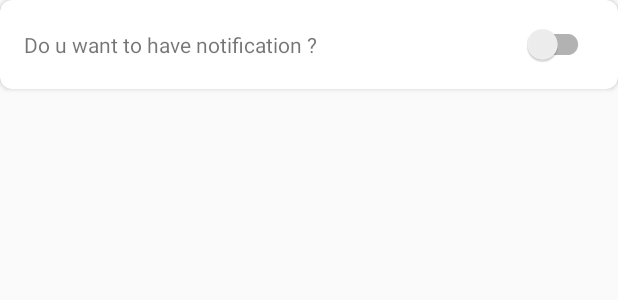
After one commit to tamnoyan/App2uProject, an Android app: the layout fragment_settings.xml on its own in the app's theme, with its tools: preview values and no code run, on a phone screen of 412 x 824 dp. The commit adds this screen. Shown: the top 300 px of the screen. Run offline under Robolectric (Android 15) with nearby library versions, the phone set to English and light mode, and no system bars.

Commit message:
Add notification - connect it to Firebase add switch compact - need to subscribe to topic to get notifications

```diff
--- a/app/build.gradle
+++ b/app/build.gradle
@@ -24,6 +24,7 @@ dependencies {
     testCompile 'junit:junit:4.12'
     // FirebaseUI Database only
     compile files('libs/PhotoUtil.jar')
+
     compile 'com.android.support:appcompat-v7:24.2.0'
     compile 'com.android.support:design:24.2.0'
     compile 'com.google.firebase:firebase-auth:9.4.0'
@@ -40,8 +41,6 @@ dependencies {
     compile 'com.nineoldandroids:library:2.4.0'
     compile 'com.daimajia.easing:library:1.0.1@aar'
     compile 'com.daimajia.androidanimations:library:1.1.3@aar'
-
-    compile 'com.android.support:support-v4:24.1.1'
     compile 'com.google.firebase:firebase-messaging:9.4.0'
 }
 apply plugin: 'com.google.gms.google-services'
--- a/app/src/main/java/com/tamn/app2uproject/Constants.java
+++ b/app/src/main/java/com/tamn/app2uproject/Constants.java
@@ -29,6 +29,11 @@ public class Constants {
      */
     public static final String GOOGLE_NOTIFICATION_END_POINT = "https://fcm.googleapis.com/fcm/send";
 
+    public static final String APPLICATION_PREF = "applicationpref";
+    public static final String NOTIFICATION_SWITCH = "notificationSwitch";
+    public static final String NEWS_NOTIFICATION = "news";
+    public static final String PUSH_NOTIFICATION = "push notification";
+
     public static final String EVENT_DATE = "event date";
 
 }
--- a/app/src/main/java/com/tamn/app2uproject/Fragments/AddAdminFragment.java
+++ b/app/src/main/java/com/tamn/app2uproject/Fragments/AddAdminFragment.java
@@ -66,7 +66,7 @@ public class AddAdminFragment extends Fragment {
 
         HashMap<String,String> adminsList = new HashMap<>();
         adminsList.put("admin1",etAdmin1.getText().toString());
-        adminsList.put("admin2","tam@gmail.com");
+        adminsList.put("admin2","tam1@gmail.com");
         /*adminsList.put("admin3","aba@yahoo.com");
         adminsList.put("admin4","aba@yahoo.com");*/
 
--- /dev/null
+++ b/app/src/main/res/layout/fragment_settings.xml
@@ -0,0 +1,38 @@
+<LinearLayout xmlns:android="http://schemas.android.com/apk/res/android"
+    xmlns:tools="http://schemas.android.com/tools"
+    android:layout_width="match_parent"
+    android:layout_height="match_parent"
+    xmlns:app="http://schemas.android.com/apk/res-auto"
+    android:orientation="vertical"
+    tools:context="com.tamn.app2uproject.Fragments.SettingsFragment">
+    <android.support.v7.widget.CardView
+        android:layout_width="match_parent"
+        android:layout_height="wrap_content"
+        app:cardCornerRadius="8dp"
+        android:elevation="10dp"
+        >
+        <RelativeLayout
+            android:layout_width="match_parent"
+            android:layout_height="wrap_content"
+            android:padding="16dp"
+            >
+
+            <TextView
+                android:layout_width="wrap_content"
+                android:layout_height="wrap_content"
+                android:text="Do u want to have notification ? "
+                android:layout_centerVertical="true"
+                />
+
+            <android.support.v7.widget.SwitchCompat
+                android:id="@+id/scNotification"
+                android:layout_width="wrap_content"
+                android:layout_height="wrap_content"
+                android:textOn="on"
+                android:textOff="off"
+                android:layout_alignParentRight="true"
+                android:layout_alignParentTop="true"
+                />
+        </RelativeLayout>
+    </android.support.v7.widget.CardView>
+</LinearLayout>
```
Also changed, not shown: app/src/main/java/com/tamn/app2uproject/Fragments/EventsFragment.java (+8 -7 lines), app/src/main/java/com/tamn/app2uproject/Fragments/SettingsFragment.java (added, +81 -0 lines), app/src/main/java/com/tamn/app2uproject/MainActivity.java (+32 -25 lines).
